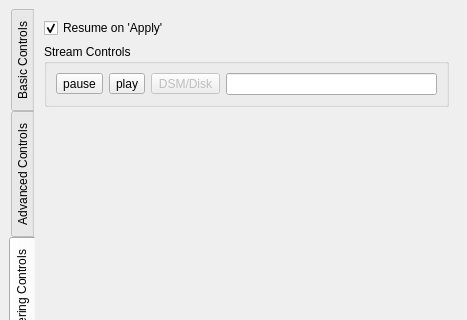
This is pqDsmViewerPanel.ui in soumagne/icarus as Qt 5 draws it before an edit; both pictures show x 0 to 467 and y 0 to 320 of the 467 by 790 pixel window. The edited form follows.
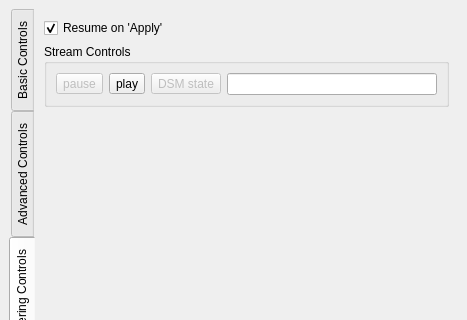
This is the edited form. The open tabs and pages were chosen to show the change. Icons and pictures are not drawn.

Commit message:
replace pqObjectInspector with pqPropertiesPanel
Also fix other changes with pv-4.2

The edit to the form file:
```diff
--- a/pqDsmViewerPanel.ui
+++ b/pqDsmViewerPanel.ui
@@ -767,6 +767,9 @@
               <layout class="QGridLayout" name="gridLayout_2">
                <item row="0" column="0">
                 <widget class="QToolButton" name="pause">
+                 <property name="enabled">
+                  <bool>false</bool>
+                 </property>
                  <property name="text">
                   <string>pause</string>
                  </property>
@@ -793,7 +796,7 @@
                   <bool>false</bool>
                  </property>
                  <property name="text">
-                  <string>DSM/Disk</string>
+                  <string>DSM state</string>
                  </property>
                 </widget>
                </item>
@@ -821,13 +824,10 @@
               <property name="orientation">
                <enum>Qt::Vertical</enum>
               </property>
-              <property name="sizeType">
-               <enum>QSizePolicy::Expanding</enum>
-              </property>
               <property name="sizeHint" stdset="0">
                <size>
                 <width>20</width>
-                <height>0</height>
+                <height>40</height>
                </size>
               </property>
              </spacer>
```
The commit also changes 3 other files.
